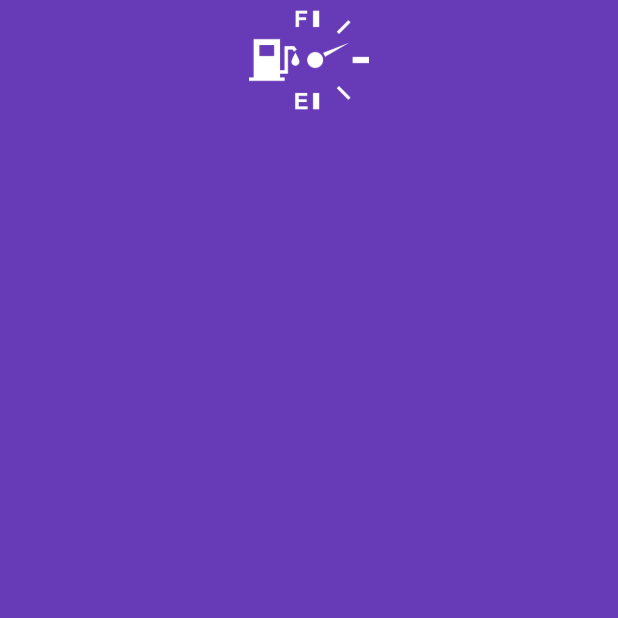
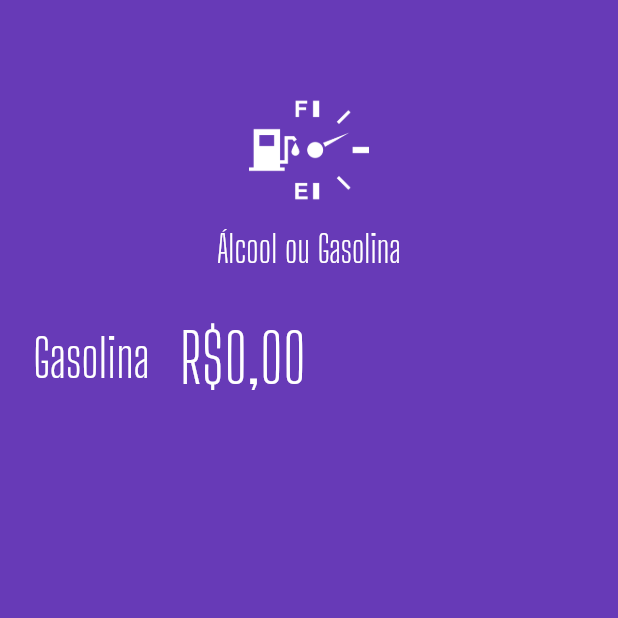
Before and after one commit to williamdrums/app_flutter_combustivel, a Flutter app: the screen it shows after launch, on a phone screen of 412 x 824 dp, the top half of it. Run offline on Flutter 3.47's test engine with Material 2 defaults, Android fonts, the phone set to English and light mode, and no system bars; our stand-ins replace extended_masked_text.

Commit message:
criando mascara de moeada BR

```diff
--- a/lib/main.dart
+++ b/lib/main.dart
@@ -1,4 +1,6 @@
+import 'package:combustivel/widgets/logo.widget.dart';
 import 'package:flutter/material.dart';
+import 'package:extended_masked_text/extended_masked_text.dart';
 
 void main() {
   runApp(const MyApp());
@@ -21,18 +23,48 @@ class MyApp extends StatelessWidget {
 }
 
 class HomePage extends StatelessWidget {
-  // const ({ Key? key }) : super(key: key);
-
+  final gasCtrl = MoneyMaskedTextController(leftSymbol: 'R\$');
   @override
   Widget build(BuildContext context) {
     return Scaffold(
       backgroundColor: Theme.of(context).primaryColor,
       body: ListView(
         children: <Widget>[
-          Image.asset(
-            "assets/images/aog-white.png",
-            height: 80,
-          ),
+          // chamando a pagina logo
+          Logo(),
+          Row(
+            children: <Widget>[
+              Container(
+                width: 100,
+                alignment: Alignment.centerRight,
+                child: const Text(
+                  "Gasolina",
+                  style: TextStyle(
+                    color: Colors.white,
+                    fontSize: 35,
+                    fontFamily: "Big Shoulders Display",
+                  ),
+                ),
+              ),
+              const SizedBox(
+                width: 20,
+              ),
+              Expanded(
+                child: TextFormField(
+                  controller: gasCtrl,
+                  keyboardType: TextInputType.number,
+                  style: const TextStyle(
+                    color: Colors.white,
+                    fontSize: 45,
+                    fontFamily: "Big Shoulders Display",
+                  ),
+                  decoration: const InputDecoration(
+                    border: InputBorder.none,
+                  ),
+                ),
+              )
+            ],
+          )
         ],
       ),
     );
--- /dev/null
+++ b/lib/widgets/logo.widget.dart
@@ -0,0 +1,35 @@
+import 'package:flutter/material.dart';
+
+class Logo extends StatelessWidget {
+  // const ({ Key? key }) : super(key: key);
+
+  @override
+  Widget build(BuildContext context) {
+    return Column(
+      children: <Widget>[
+        const SizedBox(
+          height: 60,
+        ),
+        Image.asset(
+          "assets/images/aog-white.png",
+          height: 80,
+        ),
+        const SizedBox(
+          height: 10,
+        ),
+        const Text(
+          "Álcool ou Gasolina",
+          style: TextStyle(
+            color: Colors.white,
+            fontSize: 25,
+            fontFamily: "Big Shoulders Display",
+          ),
+          textAlign: TextAlign.center,
+        ),
+        const SizedBox(
+          height: 20,
+        )
+      ],
+    );
+  }
+}
--- a/pubspec.yaml
+++ b/pubspec.yaml
@@ -35,6 +35,7 @@ dependencies:
   # Use with the CupertinoIcons class for iOS style icons.
   cupertino_icons: ^1.0.2
   flutter_masked_text: ^0.8.0
+  extended_masked_text: ^2.3.1
 
 dev_dependencies:
   flutter_test:
```
Also changed, not shown: flutter_01.png (added), pubspec.lock.
